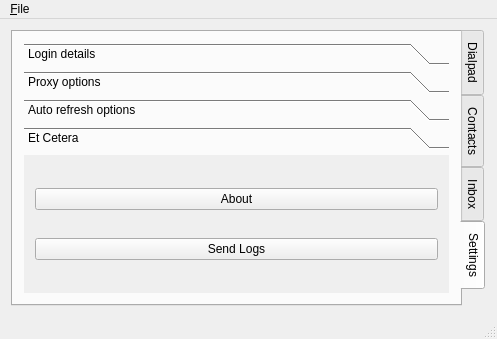
Old version of the form qgvdial/qt-not-qml/mainwindow.ui in the repository shailesh83/qgvdial.
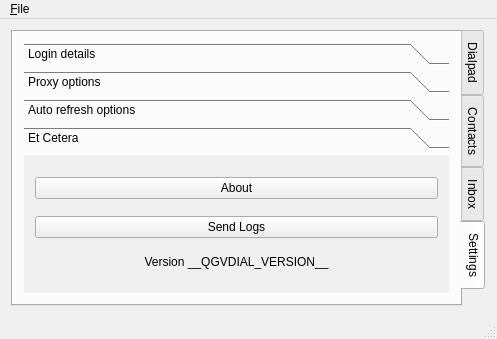
New version of the form. The open tabs and pages were chosen to show the change. Custom widgets are drawn as their Qt base class.

Diff of the .ui file:
```diff
--- a/qgvdial/qt-not-qml/mainwindow.ui
+++ b/qgvdial/qt-not-qml/mainwindow.ui
@@ -513,8 +513,8 @@
             <rect>
              <x>0</x>
              <y>0</y>
-             <width>98</width>
-             <height>70</height>
+             <width>432</width>
+             <height>141</height>
             </rect>
            </property>
            <attribute name="label">
@@ -535,6 +535,22 @@
               </property>
              </widget>
             </item>
+            <item>
+             <widget class="QLabel" name="label_5">
+              <property name="sizePolicy">
+               <sizepolicy hsizetype="Preferred" vsizetype="Fixed">
+                <horstretch>0</horstretch>
+                <verstretch>0</verstretch>
+               </sizepolicy>
+              </property>
+              <property name="text">
+               <string>Version __QGVDIAL_VERSION__</string>
+              </property>
+              <property name="alignment">
+               <set>Qt::AlignCenter</set>
+              </property>
+             </widget>
+            </item>
            </layout>
           </widget>
          </widget>
```
Left out of the diff: 16 changed lines with no effect on the pictures.
